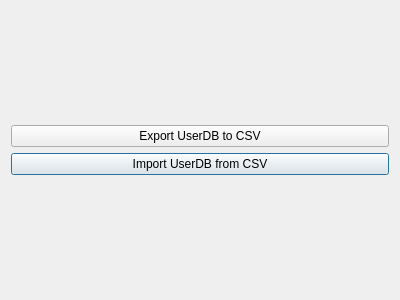
Above: RetroEDv2/tools/userdbmanager.ui from RSDKModding/RetroED before the change. Below: the same form after it.
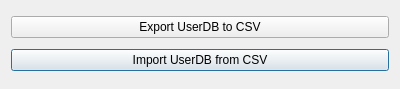
That is the form after the change.

```diff
--- a/RetroEDv2/tools/userdbmanager.ui
+++ b/RetroEDv2/tools/userdbmanager.ui
@@ -7,47 +7,21 @@
     <x>0</x>
     <y>0</y>
     <width>400</width>
-    <height>300</height>
+    <height>89</height>
    </rect>
   </property>
   <property name="windowTitle">
    <string>UserDB Manager</string>
   </property>
   <layout class="QGridLayout" name="gridLayout">
-   <item row="4" column="0">
+   <item row="3" column="0">
     <widget class="QPushButton" name="importDB">
      <property name="text">
       <string>Import UserDB from CSV</string>
      </property>
     </widget>
    </item>
-   <item row="1" column="0">
-    <spacer name="verticalSpacer">
-     <property name="orientation">
-      <enum>Qt::Vertical</enum>
-     </property>
-     <property name="sizeHint" stdset="0">
-      <size>
-       <width>20</width>
-       <height>108</height>
-      </size>
-     </property>
-    </spacer>
-   </item>
-   <item row="6" column="0">
-    <spacer name="verticalSpacer_2">
-     <property name="orientation">
-      <enum>Qt::Vertical</enum>
-     </property>
-     <property name="sizeHint" stdset="0">
-      <size>
-       <width>20</width>
-       <height>108</height>
-      </size>
-     </property>
-    </spacer>
-   </item>
-   <item row="3" column="0">
+   <item row="2" column="0">
     <widget class="QPushButton" name="exportCSV">
      <property name="text">
       <string>Export UserDB to CSV</string>
```
Left out of the diff: 4 changed lines with no effect on the pictures.
